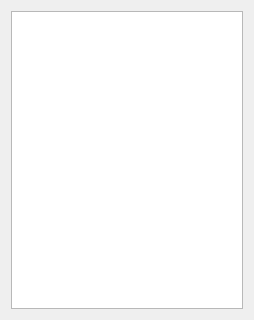
This is Gui/StockChooser.ui in TheGraeme95/Markowitz-Portfolio-Optimiser as Qt 5 draws it before an edit. The edited form follows.
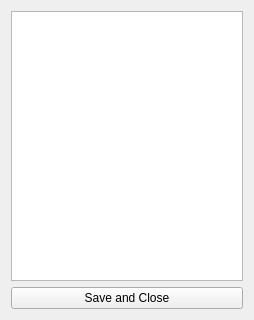
This is the edited form.

```diff
--- a/Gui/StockChooser.ui
+++ b/Gui/StockChooser.ui
@@ -19,6 +19,13 @@
      <item>
       <widget class="QListWidget" name="listWidget"/>
      </item>
+     <item>
+      <widget class="QPushButton" name="pushButton">
+       <property name="text">
+        <string>Save and Close</string>
+       </property>
+      </widget>
+     </item>
     </layout>
    </item>
   </layout>
```
